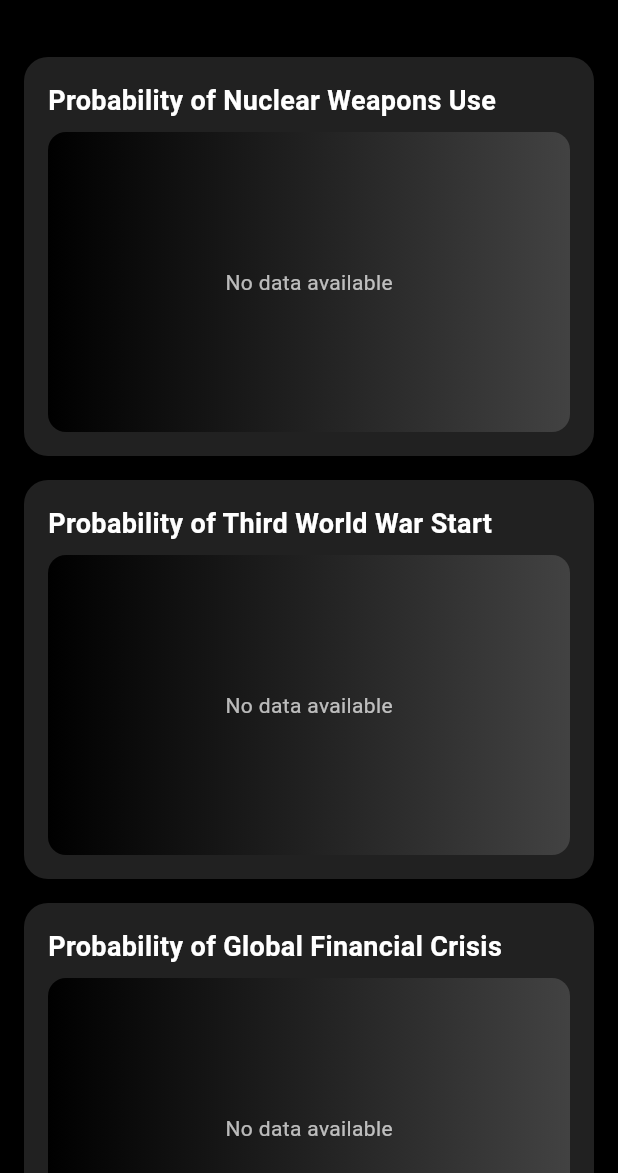
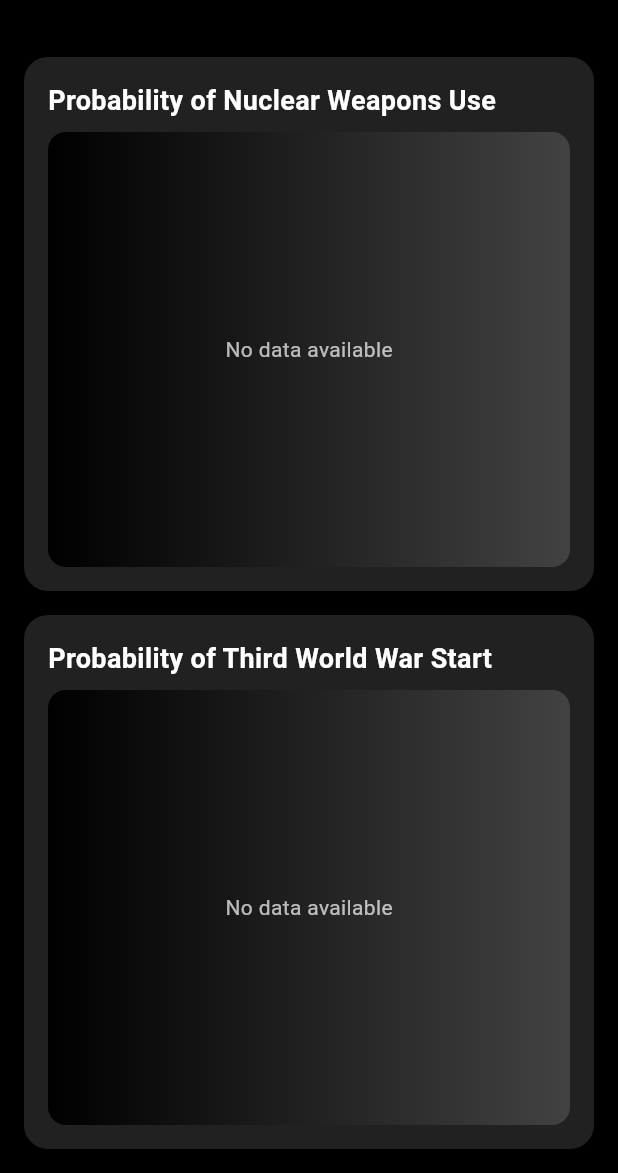
Before and after one commit to Narrativva-Labs/global-ai-oracle, a Flutter app: the screen it shows after launch, on a phone screen of 412 x 824 dp, the part 63-1236 px from its top. Run offline on Flutter 3.47's test engine with Material 3 defaults, Android fonts, the phone set to English and light mode, and no system bars; our stand-ins replace fl_chart, supabase_flutter; accounts and stored records are empty.

Commit message:
Fix dashboard grid layout

```diff
--- a/lib/dashboard_page.dart
+++ b/lib/dashboard_page.dart
@@ -26,13 +26,33 @@ class _DashboardPageState extends State<DashboardPage> {
 
   @override
   Widget build(BuildContext context) {
+    final screenWidth = MediaQuery.of(context).size.width;
+    final bool useGrid = screenWidth >= 600;
+
     return Scaffold(
       appBar: AppBar(
         title: const Text('Global AI Oracle'),
         backgroundColor: Colors.transparent,
         elevation: 0,
       ),
-      body: ListView.builder(
+      body: useGrid
+          ? Padding(
+              padding: const EdgeInsets.all(16.0),
+              child: GridView.builder(
+                gridDelegate: const SliverGridDelegateWithFixedCrossAxisCount(
+                  crossAxisCount: 3,
+                  mainAxisSpacing: 16,
+                  crossAxisSpacing: 16,
+                  // Slightly taller than wide to fit card contents
+                  childAspectRatio: 0.59,
+                ),
+                itemCount: _metrics.length,
+                itemBuilder: (context, index) {
+                  return MetricCard(metric: _metrics[index]);
+                },
+              ),
+            )
+          : ListView.builder(
               padding: const EdgeInsets.all(16.0),
               itemCount: _metrics.length,
               itemBuilder: (context, index) {
--- a/lib/widgets/metric_card.dart
+++ b/lib/widgets/metric_card.dart
@@ -43,15 +43,17 @@ class _MetricCardState extends State<MetricCard> {
           children: [
             Text(widget.metric, style: const TextStyle(fontSize: 18, fontWeight: FontWeight.bold, color: Colors.white)),
             const SizedBox(height: 8),
-            Container(
-              height: 200,
-              decoration: BoxDecoration(
-                borderRadius: BorderRadius.circular(12),
-                gradient: LinearGradient(
-                  colors: [Colors.black, Colors.grey[800]!],
+            AspectRatio(
+              aspectRatio: 1.2,
+              child: Container(
+                decoration: BoxDecoration(
+                  borderRadius: BorderRadius.circular(12),
+                  gradient: LinearGradient(
+                    colors: [Colors.black, Colors.grey[800]!],
+                  ),
                 ),
+                child: PredictionGraph(data: _data),
               ),
-              child: PredictionGraph(data: _data),
             ),
           ],
         ),
```
Lines whose indentation alone changed are shown as unchanged.
